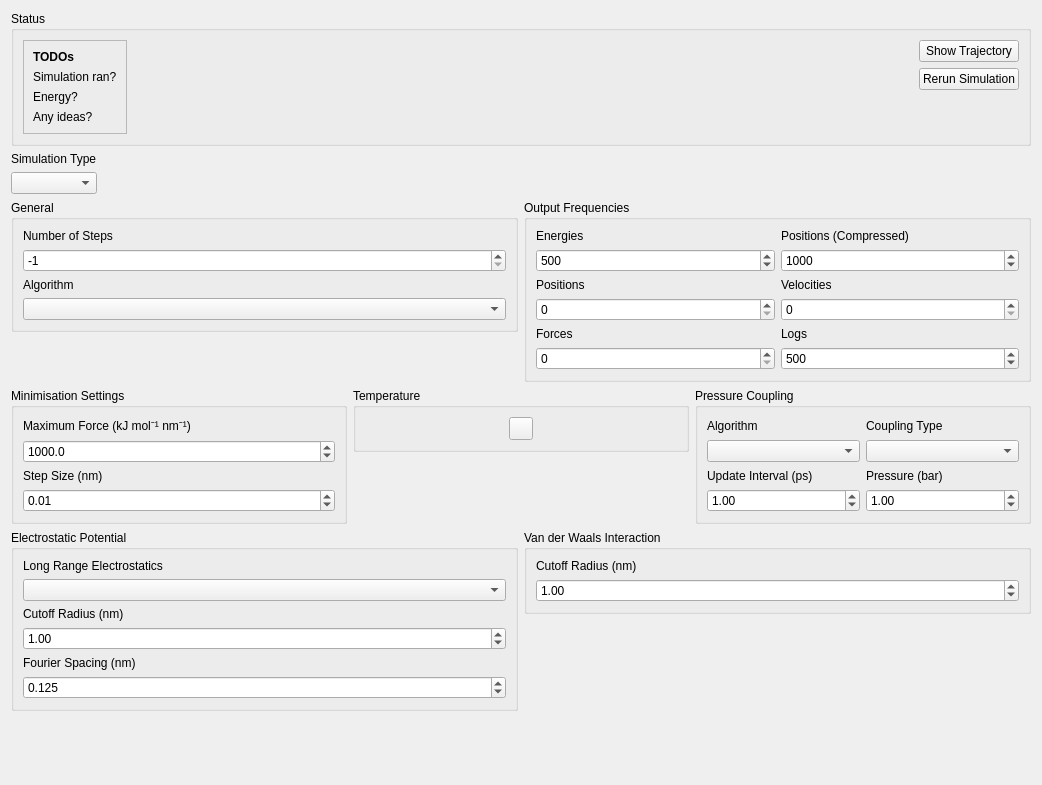
Old version of the form ui/simulationsetupform.ui in the repository breuerss/gromacs-ui.
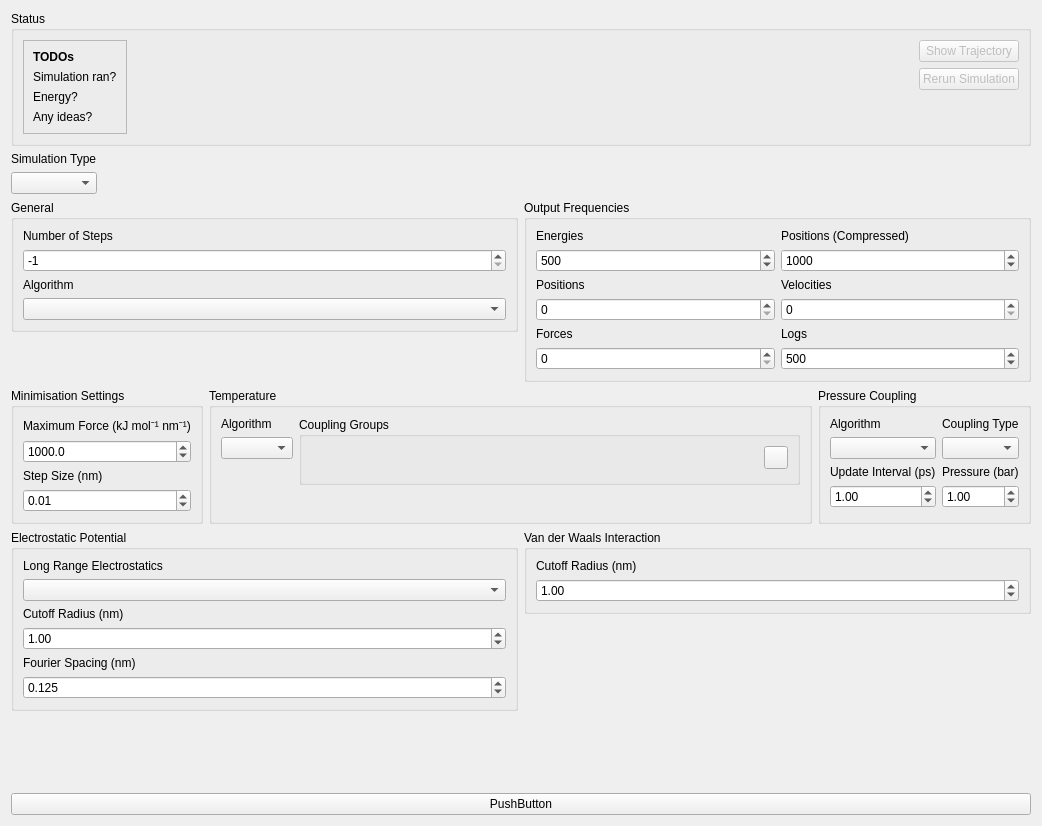
New version of the form. Icons and pictures are not drawn.

Commit message: feature: add support for coupling groups

What changed in the file:
```diff
--- a/ui/simulationsetupform.ui
+++ b/ui/simulationsetupform.ui
@@ -7,7 +7,7 @@
     <x>0</x>
     <y>0</y>
     <width>1042</width>
-    <height>785</height>
+    <height>826</height>
    </rect>
   </property>
   <property name="windowTitle">
@@ -83,6 +83,9 @@
        <layout class="QVBoxLayout" name="verticalLayout_26">
         <item alignment="Qt::AlignTop">
          <widget class="QPushButton" name="pushButton">
+          <property name="enabled">
+           <bool>false</bool>
+          </property>
           <property name="text">
            <string>Show Trajectory</string>
           </property>
@@ -93,6 +96,9 @@
         </item>
         <item alignment="Qt::AlignTop">
          <widget class="QPushButton" name="pushButton_2">
+          <property name="enabled">
+           <bool>false</bool>
+          </property>
           <property name="text">
            <string>Rerun Simulation</string>
           </property>
@@ -390,25 +396,97 @@
           </layout>
          </widget>
         </item>
-        <item alignment="Qt::AlignTop">
+        <item>
          <widget class="QGroupBox" name="temperatureGroup">
+          <property name="sizePolicy">
+           <sizepolicy hsizetype="Preferred" vsizetype="Expanding">
+            <horstretch>0</horstretch>
+            <verstretch>0</verstretch>
+           </sizepolicy>
+          </property>
           <property name="title">
            <string>Temperature</string>
           </property>
-          <layout class="QHBoxLayout" name="horizontalLayout_5">
+          <layout class="QVBoxLayout" name="verticalLayout_29">
            <item>
-            <layout class="QHBoxLayout" name="temperatureCouplingGroups"/>
+            <layout class="QHBoxLayout" name="horizontalLayout_5">
+             <item>
+              <layout class="QVBoxLayout" name="verticalLayout_28">
+               <item>
+                <widget class="QLabel" name="temperatureCouplingAlgorithmLabel">
+                 <property name="text">
+                  <string>Algorithm</string>
+                 </property>
+                </widget>
+               </item>
+               <item>
+                <widget class="QComboBox" name="temperatureAlgorithm"/>
+               </item>
+               <item>
+                <spacer name="verticalSpacer_4">
+                 <property name="orientation">
+                  <enum>Qt::Vertical</enum>
+                 </property>
+                 <property name="sizeHint" stdset="0">
+                  <size>
+                   <width>20</width>
+                   <height>40</height>
+                  </size>
+                 </property>
+                </spacer>
+               </item>
+              </layout>
+             </item>
+             <item>
+              <widget class="QGroupBox" name="groupBox_2">
+               <property name="title">
+                <string>Coupling Groups</string>
+               </property>
+               <layout class="QHBoxLayout" name="horizontalLayout_7">
+                <item>
+                 <layout class="QHBoxLayout" name="temperatureCouplingGroups"/>
+                </item>
+                <item>
+                 <spacer name="horizontalSpacer_3">
+                  <property name="orientation">
+                   <enum>Qt::Horizontal</enum>
+                  </property>
+                  <property name="sizeHint" stdset="0">
+                   <size>
+                    <width>40</width>
+                    <height>20</height>
+                   </size>
+                  </property>
+                 </spacer>
+                </item>
+                <item alignment="Qt::AlignTop">
+                 <widget class="QToolButton" name="addTemperatureCouplingGroup">
+                  <property name="text">
+                   <string/>
+                  </property>
+                  <property name="icon">
+                   <iconset theme="add">
+                    <normaloff>.</normaloff>.</iconset>
+                  </property>
+                 </widget>
+                </item>
+               </layout>
+              </widget>
+             </item>
+            </layout>
            </item>
            <item>
-            <widget class="QToolButton" name="addTemperatureCouplingGroup">
-             <property name="text">
-              <string/>
+            <spacer name="verticalSpacer_3">
+             <property name="orientation">
+              <enum>Qt::Vertical</enum>
              </property>
-             <property name="icon">
-              <iconset theme="add">
-               <normaloff>.</normaloff>.</iconset>
+             <property name="sizeHint" stdset="0">
+              <size>
+               <width>20</width>
+               <height>40</height>
+              </size>
              </property>
-            </widget>
+            </spacer>
            </item>
           </layout>
          </widget>
@@ -419,39 +497,7 @@
            <string>Pressure Coupling</string>
           </property>
           <layout class="QGridLayout" name="gridLayout_2">
-           <item row="1" column="1">
-            <layout class="QVBoxLayout" name="verticalLayout_24">
-             <item>
-              <widget class="QLabel" name="pressureLabel">
-               <property name="text">
-                <string>Pressure (bar)</string>
-               </property>
-              </widget>
-             </item>
-             <item>
-              <widget class="QDoubleSpinBox" name="pressure">
-               <property name="value">
-                <double>1.000000000000000</double>
-               </property>
-              </widget>
-             </item>
-            </layout>
-           </item>
            <item row="0" column="1">
-            <layout class="QVBoxLayout" name="verticalLayout_25">
-             <item>
-              <widget class="QLabel" name="pressureCouplingTypeLabel">
-               <property name="text">
-                <string>Coupling Type</string>
-               </property>
-              </widget>
-             </item>
-             <item>
-              <widget class="QComboBox" name="pressureCouplingType"/>
-             </item>
-            </layout>
-           </item>
-           <item row="0" column="0">
             <layout class="QVBoxLayout" name="verticalLayout_22">
              <item>
               <widget class="QLabel" name="pressureAlgorithmLabel">
@@ -465,7 +511,7 @@
              </item>
             </layout>
            </item>
-           <item row="1" column="0">
+           <item row="1" column="1">
             <layout class="QVBoxLayout" name="verticalLayout_23">
              <item>
               <widget class="QLabel" name="pressureUpdateIntervalLabel">
@@ -486,6 +532,51 @@
              </item>
             </layout>
            </item>
+           <item row="0" column="2">
+            <layout class="QVBoxLayout" name="verticalLayout_25">
+             <item>
+              <widget class="QLabel" name="pressureCouplingTypeLabel">
+               <property name="text">
+                <string>Coupling Type</string>
+               </property>
+              </widget>
+             </item>
+             <item>
+              <widget class="QComboBox" name="pressureCouplingType"/>
+             </item>
+            </layout>
+           </item>
+           <item row="1" column="2">
+            <layout class="QVBoxLayout" name="verticalLayout_24">
+             <item>
+              <widget class="QLabel" name="pressureLabel">
+               <property name="text">
+                <string>Pressure (bar)</string>
+               </property>
+              </widget>
+             </item>
+             <item>
+              <widget class="QDoubleSpinBox" name="pressure">
+               <property name="value">
+                <double>1.000000000000000</double>
+               </property>
+              </widget>
+             </item>
+            </layout>
+           </item>
+           <item row="2" column="1">
+            <spacer name="verticalSpacer_5">
+             <property name="orientation">
+              <enum>Qt::Vertical</enum>
+             </property>
+             <property name="sizeHint" stdset="0">
+              <size>
+               <width>20</width>
+               <height>40</height>
+              </size>
+             </property>
+            </spacer>
+           </item>
           </layout>
          </widget>
         </item>
@@ -606,6 +697,13 @@
      </property>
     </spacer>
    </item>
+   <item>
+    <widget class="QPushButton" name="createConfig">
+     <property name="text">
+      <string>PushButton</string>
+     </property>
+    </widget>
+   </item>
   </layout>
  </widget>
  <resources/>
```
Left out of the diff: 6 changed lines with no effect on the pictures. The commit also changes 12 other files.
